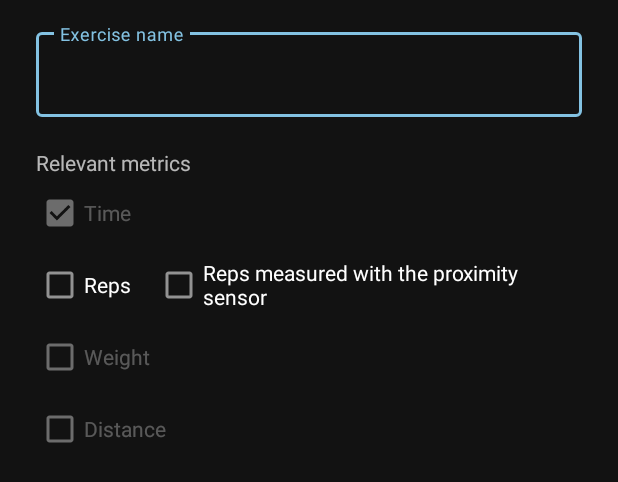
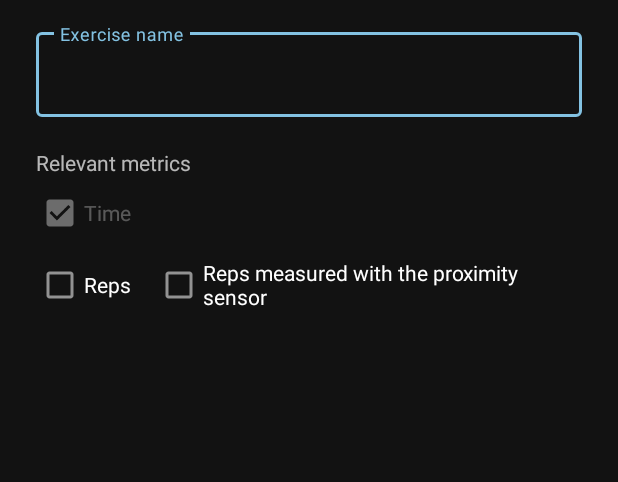
Before and after one commit to krmax44/burpee-buddy, an Android app: the layout dialog_add_edit_exercise.xml on its own in the app's theme, with its tools: preview values and no code run, on a phone screen of 412 x 824 dp. Shown: the top 482 px of the screen. Run offline under Robolectric (Android 15) with nearby library versions, the phone set to English and light mode, and no system bars.

Commit message:
Exercise dialog: hide distance and weight checkboxes for now

```diff
--- a/app/src/main/res/layout/dialog_add_edit_exercise.xml
+++ b/app/src/main/res/layout/dialog_add_edit_exercise.xml
@@ -59,19 +59,20 @@
             android:text="@string/exercise_dialog_reps_proxy"/>
     </LinearLayout>
 
-    <com.google.android.material.checkbox.MaterialCheckBox
-        android:layout_width="match_parent"
-        android:layout_height="wrap_content"
-        android:layout_marginStart="24dp"
-        android:layout_marginEnd="24dp"
-        android:enabled="false"
-        android:text="@string/exercise_dialog_weight"/>
+<!--    TODO: activate this when implementation is done-->
+<!--    <com.google.android.material.checkbox.MaterialCheckBox-->
+<!--        android:layout_width="match_parent"-->
+<!--        android:layout_height="wrap_content"-->
+<!--        android:layout_marginStart="24dp"-->
+<!--        android:layout_marginEnd="24dp"-->
+<!--        android:enabled="false"-->
+<!--        android:text="@string/exercise_dialog_weight"/>-->
 
-    <com.google.android.material.checkbox.MaterialCheckBox
-        android:layout_width="match_parent"
-        android:layout_height="wrap_content"
-        android:layout_marginStart="24dp"
-        android:layout_marginEnd="24dp"
-        android:enabled="false"
-        android:text="@string/exercise_dialog_distance"/>
+<!--    <com.google.android.material.checkbox.MaterialCheckBox-->
+<!--        android:layout_width="match_parent"-->
+<!--        android:layout_height="wrap_content"-->
+<!--        android:layout_marginStart="24dp"-->
+<!--        android:layout_marginEnd="24dp"-->
+<!--        android:enabled="false"-->
+<!--        android:text="@string/exercise_dialog_distance"/>-->
 </LinearLayout>
```
